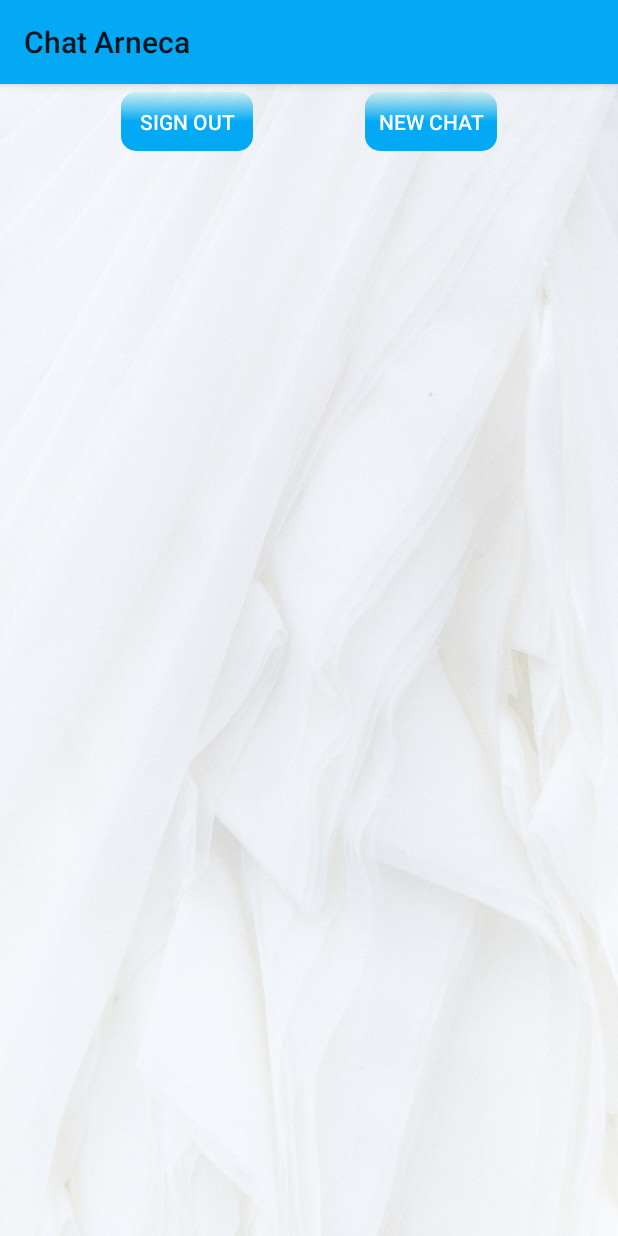
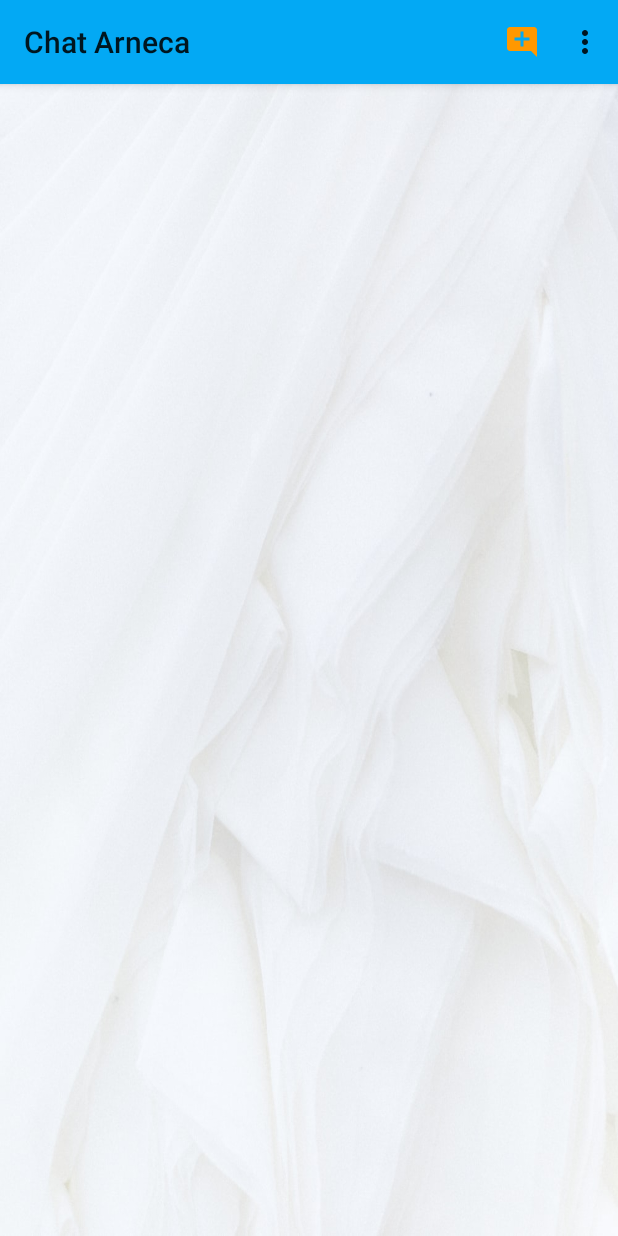
Before and after one commit to Murat-Arslan-46/Chat-Arneca, an Android app: the screen it shows after launch once a user with an empty profile is signed in (MainActivity), on a phone screen of 412 x 824 dp. Run offline under Robolectric (Android 15) with nearby library versions, the phone set to English and light mode, and no system bars; our stand-ins replace Firebase (no records; nobody signed in at launch, a user with empty details on screens opened directly), Room's generated code, navigation-ui; Roboto replaces fonts that are not available here.

Commit message:
add menu to main fragment

```diff
--- a/app/build.gradle
+++ b/app/build.gradle
@@ -12,8 +12,8 @@ android {
         applicationId "com.marslan.chatarneca"
         minSdk 24
         targetSdk 31
-        versionCode 1
-        versionName "1.0"
+        versionCode 2
+        versionName "2.0"
 
         testInstrumentationRunner "androidx.test.runner.AndroidJUnitRunner"
     }
--- a/app/src/main/java/com/marslan/chatarneca/fragments/chat/ChatFragment.kt
+++ b/app/src/main/java/com/marslan/chatarneca/fragments/chat/ChatFragment.kt
@@ -66,7 +66,7 @@ class ChatFragment : Fragment() {
         })
         setHasOptionsMenu(true)
         return (binding.root)
-    }
+    }/*
     override fun onCreateOptionsMenu(menu: Menu, inflater: MenuInflater) {
         inflater.inflate(R.menu.chat_menu, menu)
     }
@@ -83,7 +83,7 @@ class ChatFragment : Fragment() {
             else -> super.onOptionsItemSelected(item)
         }
     }
-
+*/
     @SuppressLint("SimpleDateFormat", "NotifyDataSetChanged")
     private fun sendMessage(auth: FirebaseAuth) {
         val text : String
--- a/app/src/main/java/com/marslan/chatarneca/fragments/main/MainFragment.kt
+++ b/app/src/main/java/com/marslan/chatarneca/fragments/main/MainFragment.kt
@@ -3,12 +3,11 @@ package com.marslan.chatarneca.fragments.main
 import android.annotation.SuppressLint
 import android.content.Intent
 import android.os.Bundle
-import android.view.LayoutInflater
-import android.view.View
-import android.view.ViewGroup
+import android.view.*
 import androidx.fragment.app.Fragment
 import androidx.lifecycle.ViewModelProvider
 import androidx.navigation.fragment.findNavController
+import com.google.firebase.auth.FirebaseAuth
 import com.marslan.chatarneca.LoginActivity
 import com.marslan.chatarneca.R
 import com.marslan.chatarneca.data.SharedViewModel
@@ -21,6 +20,7 @@ class MainFragment : Fragment() {
     private lateinit var adapter: MainAdapter
     private lateinit var binding: FragmentMainBinding
     private lateinit var viewModel: SharedViewModel
+    private lateinit var auth: FirebaseAuth
 
     @SuppressLint("NotifyDataSetChanged")
     override fun onCreateView(
@@ -30,7 +30,7 @@ class MainFragment : Fragment() {
         binding = FragmentMainBinding.inflate(inflater, container, false)
         adapter = MainAdapter (listOf(), listOf(),this::openChat,this::deleteChat)
         viewModel = ViewModelProvider(requireActivity()).get(SharedViewModel::class.java)
-        val auth = viewModel.getAuth()
+        auth = viewModel.getAuth()
         viewModel.getAllChatWithLastMessage().observe(viewLifecycleOwner,{
             adapter.currentList = it
             adapter.notifyDataSetChanged()
@@ -39,17 +39,33 @@ class MainFragment : Fragment() {
             adapter.chatList = it
             adapter.notifyDataSetChanged()
         })
-        binding.newChat.setOnClickListener {
-            findNavController().navigate(R.id.action_mainFragment_to_contactFragment)
+        binding.mainChatList.adapter = adapter
+        setHasOptionsMenu(true)
+        return (binding.root)
+    }
+
+    override fun onCreateOptionsMenu(menu: Menu, inflater: MenuInflater) {
+        inflater.inflate(R.menu.main_menu, menu)
+    }
+    override fun onOptionsItemSelected(item: MenuItem): Boolean {
+        return when (item.itemId) {
+            R.id.main_menu_sign_out -> {
+                auth.signOut()
+                val activity = Intent(context,LoginActivity::class.java)
+                requireActivity().startActivity(activity)
+                requireActivity().finish()
+                true
+            }
+            R.id.main_menu_new_chat -> {
+                findNavController().navigate(R.id.action_mainFragment_to_contactFragment)
+                true
+            }
+            R.id.main_menu_new_group -> {
+                findNavController().navigate(R.id.action_mainFragment_to_contactFragment)
+                true
+            }
+            else -> super.onOptionsItemSelected(item)
         }
-        binding.mainSignOut.setOnClickListener {
-            auth.signOut()
-            val activity = Intent(context,LoginActivity::class.java)
-            requireActivity().startActivity(activity)
-            requireActivity().finish()
-        }
-        binding.mainChatList.adapter = adapter
-        return (binding.root)
     }
 
     private fun openChat(chat: EntityChat){
--- /dev/null
+++ b/app/src/main/res/drawable/icon_new_chat.xml
@@ -0,0 +1,5 @@
+<vector android:height="24dp" android:tint="@color/other_color"
+    android:viewportHeight="24" android:viewportWidth="24"
+    android:width="24dp" xmlns:android="http://schemas.android.com/apk/res/android">
+    <path android:fillColor="@android:color/white" android:pathData="M21.99,4c0,-1.1 -0.89,-2 -1.99,-2H4c-1.1,0 -2,0.9 -2,2v12c0,1.1 0.9,2 2,2h14l4,4 -0.01,-18zM17,11h-4v4h-2v-4H7V9h4V5h2v4h4v2z"/>
+</vector>
--- /dev/null
+++ b/app/src/main/res/drawable/icon_new_group.xml
@@ -0,0 +1,5 @@
+<vector android:height="24dp" android:tint="@color/other_color"
+    android:viewportHeight="24" android:viewportWidth="24"
+    android:width="24dp" xmlns:android="http://schemas.android.com/apk/res/android">
+    <path android:fillColor="@android:color/white" android:pathData="M8,10L5,10L5,7L3,7v3L0,10v2h3v3h2v-3h3v-2zM18,11c1.66,0 2.99,-1.34 2.99,-3S19.66,5 18,5c-0.32,0 -0.63,0.05 -0.91,0.14 0.57,0.81 0.9,1.79 0.9,2.86s-0.34,2.04 -0.9,2.86c0.28,0.09 0.59,0.14 0.91,0.14zM13,11c1.66,0 2.99,-1.34 2.99,-3S14.66,5 13,5c-1.66,0 -3,1.34 -3,3s1.34,3 3,3zM19.62,13.16c0.83,0.73 1.38,1.66 1.38,2.84v2h3v-2c0,-1.54 -2.37,-2.49 -4.38,-2.84zM13,13c-2,0 -6,1 -6,3v2h12v-2c0,-2 -4,-3 -6,-3z"/>
+</vector>
--- /dev/null
+++ b/app/src/main/res/drawable/icon_sign_out.xml
@@ -0,0 +1,5 @@
+<vector android:height="24dp" android:tint="@color/other_color"
+    android:viewportHeight="24" android:viewportWidth="24"
+    android:width="24dp" xmlns:android="http://schemas.android.com/apk/res/android">
+    <path android:fillColor="@android:color/white" android:pathData="M10.09,15.59L11.5,17l5,-5 -5,-5 -1.41,1.41L12.67,11H3v2h9.67l-2.58,2.59zM19,3H5c-1.11,0 -2,0.9 -2,2v4h2V5h14v14H5v-4H3v4c0,1.1 0.89,2 2,2h14c1.1,0 2,-0.9 2,-2V5c0,-1.1 -0.9,-2 -2,-2z"/>
+</vector>
--- a/app/src/main/res/layout/fragment_main.xml
+++ b/app/src/main/res/layout/fragment_main.xml
@@ -7,42 +7,11 @@
     android:layout_height="match_parent"
     tools:context=".fragments.main.MainFragment">
 
-    <Button
-        android:id="@+id/new_chat"
-        android:layout_width="wrap_content"
-        android:layout_height="0dp"
-        android:layout_marginTop="5dp"
-        android:layout_marginEnd="5dp"
-        android:layout_marginBottom="5dp"
-        android:background="@drawable/mf_button"
-        android:text="new chat"
-        android:textColor="@color/white"
-        app:layout_constraintBottom_toTopOf="@+id/main_chat_list"
-        app:layout_constraintEnd_toEndOf="parent"
-        app:layout_constraintStart_toEndOf="@+id/main_sign_out"
-        app:layout_constraintTop_toTopOf="parent" />
-
-    <Button
-        android:id="@+id/main_sign_out"
-        android:layout_width="wrap_content"
-        android:layout_height="0dp"
-        android:layout_marginStart="5dp"
-        android:layout_marginTop="5dp"
-        android:layout_marginBottom="5dp"
-        android:background="@drawable/mf_button"
-        android:text="sign out"
-        android:textColor="@color/white"
-        app:layout_constraintBottom_toTopOf="@+id/main_chat_list"
-        app:layout_constraintEnd_toStartOf="@+id/new_chat"
-        app:layout_constraintStart_toStartOf="parent"
-        app:layout_constraintTop_toTopOf="parent" />
-
     <androidx.recyclerview.widget.RecyclerView
         android:id="@+id/main_chat_list"
         android:layout_width="0dp"
         android:layout_height="0dp"
         android:layout_marginStart="16dp"
-        android:layout_marginTop="50dp"
         android:layout_marginEnd="16dp"
         app:layoutManager="androidx.recyclerview.widget.LinearLayoutManager"
         app:layout_constraintBottom_toBottomOf="parent"
--- /dev/null
+++ b/app/src/main/res/menu/main_menu.xml
@@ -0,0 +1,26 @@
+<?xml version="1.0" encoding="utf-8"?>
+<menu
+    xmlns:android="http://schemas.android.com/apk/res/android"
+    xmlns:app="http://schemas.android.com/apk/res-auto">
+
+    <item
+        android:id="@+id/main_menu_new_chat"
+        android:icon="@drawable/icon_new_chat"
+        android:title="@string/new_chat"
+        app:showAsAction="ifRoom|withText"/>
+    <item
+        android:id="@+id/main_menu_new_group"
+        android:title="@string/new_group"/>
+    <item
+        android:id="@+id/main_menu_profile"
+        android:title="@string/profile"
+        android:visible="false" />
+    <item
+        android:id="@+id/main_menu_setting"
+        android:title="@string/setting"
+        android:visible="false" />
+    <item
+        android:id="@+id/main_menu_sign_out"
+        android:title="@string/sign_out" />
+
+</menu>
--- a/app/src/main/res/values/strings.xml
+++ b/app/src/main/res/values/strings.xml
@@ -9,4 +9,9 @@
     <string name="chanel_name">channel name</string>
     <!-- TODO: Remove or change this placeholder text -->
     <string name="hello_blank_fragment">Hello blank fragment</string>
+    <string name="sign_out">sign out</string>
+    <string name="new_chat">new chat</string>
+    <string name="new_group">new group</string>
+    <string name="profile">profile</string>
+    <string name="setting">setting</string>
 </resources>
```
